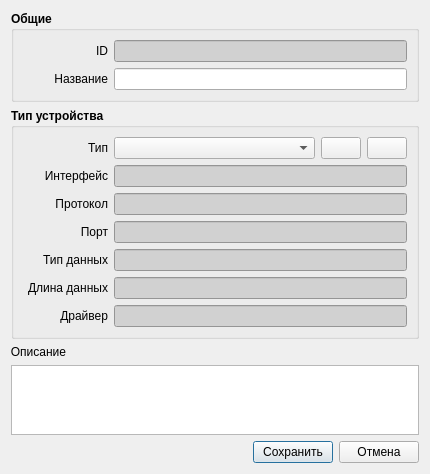
This is configurator/sv_device_editor.ui in breton75/niirpi as Qt 5 draws it before an edit. The edited form follows.
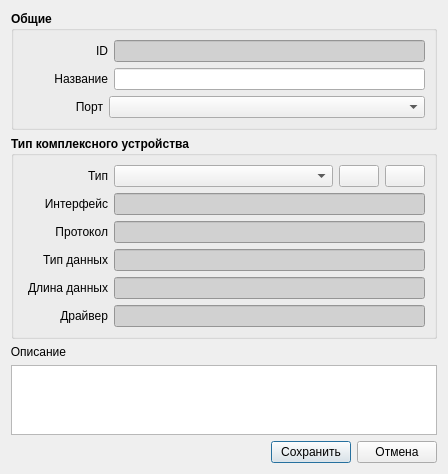
This is the edited form. Icons and pictures are not drawn.

```diff
--- a/configurator/sv_device_editor.ui
+++ b/configurator/sv_device_editor.ui
@@ -6,8 +6,8 @@
    <rect>
     <x>0</x>
     <y>0</y>
-    <width>430</width>
-    <height>473</height>
+    <width>448</width>
+    <height>463</height>
    </rect>
   </property>
   <property name="windowTitle">
@@ -134,6 +134,54 @@
         </item>
        </layout>
       </item>
+      <item>
+       <layout class="QHBoxLayout" name="layoutBrand">
+        <item>
+         <widget class="QLabel" name="lblBrand">
+          <property name="sizePolicy">
+           <sizepolicy hsizetype="Fixed" vsizetype="Preferred">
+            <horstretch>0</horstretch>
+            <verstretch>0</verstretch>
+           </sizepolicy>
+          </property>
+          <property name="minimumSize">
+           <size>
+            <width>80</width>
+            <height>0</height>
+           </size>
+          </property>
+          <property name="maximumSize">
+           <size>
+            <width>80</width>
+            <height>16777215</height>
+           </size>
+          </property>
+          <property name="font">
+           <font>
+            <weight>50</weight>
+            <bold>false</bold>
+           </font>
+          </property>
+          <property name="text">
+           <string>Порт</string>
+          </property>
+          <property name="alignment">
+           <set>Qt::AlignRight|Qt::AlignTrailing|Qt::AlignVCenter</set>
+          </property>
+         </widget>
+        </item>
+        <item>
+         <widget class="QComboBox" name="cbDevicePortName">
+          <property name="font">
+           <font>
+            <weight>50</weight>
+            <bold>false</bold>
+           </font>
+          </property>
+         </widget>
+        </item>
+       </layout>
+      </item>
      </layout>
     </widget>
    </item>
@@ -146,7 +194,7 @@
       </font>
      </property>
      <property name="title">
-      <string>Тип устройства</string>
+      <string>Тип комплексного устройства</string>
      </property>
      <layout class="QVBoxLayout" name="verticalLayout_2">
       <item>
@@ -351,66 +399,6 @@
         </item>
        </layout>
       </item>
-      <item>
-       <layout class="QHBoxLayout" name="layoutID_4">
-        <item>
-         <widget class="QLabel" name="lblID_4">
-          <property name="sizePolicy">
-           <sizepolicy hsizetype="Fixed" vsizetype="Preferred">
-            <horstretch>0</horstretch>
-            <verstretch>0</verstretch>
-           </sizepolicy>
-          </property>
-          <property name="minimumSize">
-           <size>
-            <width>85</width>
-            <height>0</height>
-           </size>
-          </property>
-          <property name="maximumSize">
-           <size>
-            <width>85</width>
-            <height>16777215</height>
-           </size>
-          </property>
-          <property name="font">
-           <font>
-            <weight>50</weight>
-            <bold>false</bold>
-           </font>
-          </property>
-          <property name="text">
-           <string>Порт</string>
-          </property>
-          <property name="alignment">
-           <set>Qt::AlignRight|Qt::AlignTrailing|Qt::AlignVCenter</set>
-          </property>
-         </widget>
-        </item>
-        <item>
-         <widget class="QLineEdit" name="editDevicePort">
-          <property name="sizePolicy">
-           <sizepolicy hsizetype="Expanding" vsizetype="Fixed">
-            <horstretch>0</horstretch>
-            <verstretch>0</verstretch>
-           </sizepolicy>
-          </property>
-          <property name="font">
-           <font>
-            <weight>50</weight>
-            <bold>false</bold>
-           </font>
-          </property>
-          <property name="styleSheet">
-           <string notr="true">background-color: rgb(209, 209, 209);</string>
-          </property>
-          <property name="readOnly">
-           <bool>true</bool>
-          </property>
-         </widget>
-        </item>
-       </layout>
-      </item>
       <item>
        <layout class="QHBoxLayout" name="layoutID_2">
         <item>
```
